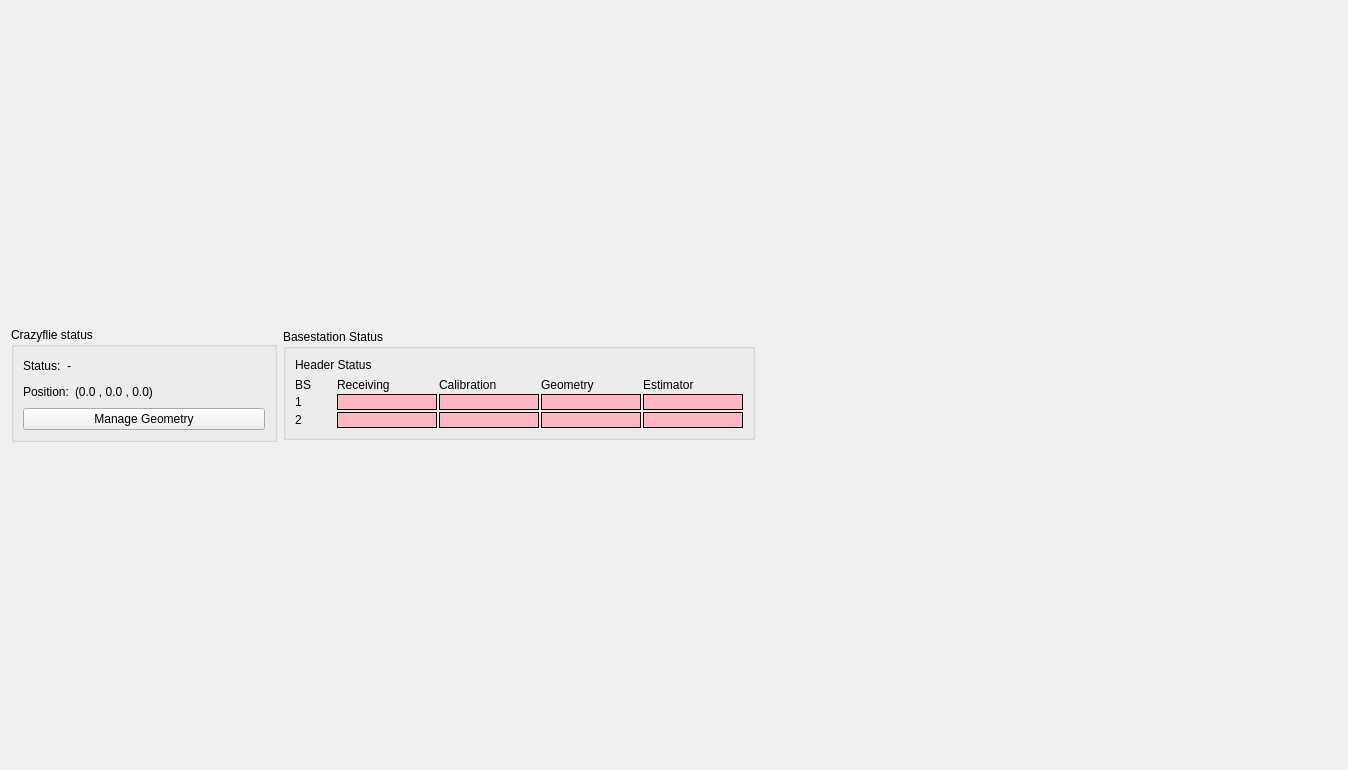
The window that src/cfclient/ui/tabs/lighthouse_tab.ui (bitcraze/crazyflie-clients-python) describes before a commit, drawn with Qt 5.
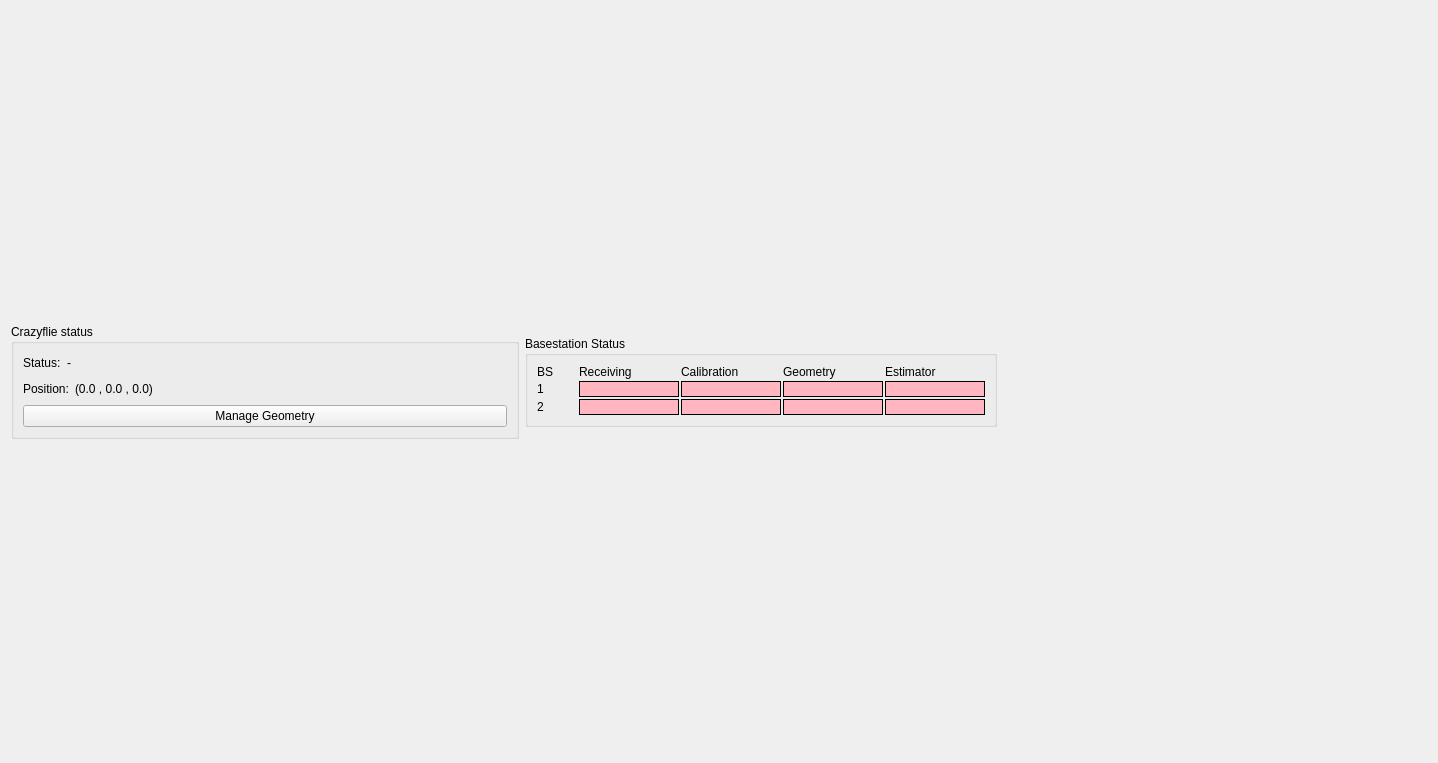
The same window after the commit.

Commit message: #468 clear out status bars on start and disconnect and cleanup

Patch:
```diff
--- a/src/cfclient/ui/tabs/lighthouse_tab.ui
+++ b/src/cfclient/ui/tabs/lighthouse_tab.ui
@@ -6,8 +6,8 @@
    <rect>
     <x>0</x>
     <y>0</y>
-    <width>1348</width>
-    <height>770</height>
+    <width>1438</width>
+    <height>763</height>
    </rect>
   </property>
   <property name="windowTitle">
@@ -62,6 +62,18 @@
                   </item>
                   <item>
                    <widget class="QLabel" name="_status_status">
+                    <property name="sizePolicy">
+                     <sizepolicy hsizetype="Minimum" vsizetype="Minimum">
+                      <horstretch>0</horstretch>
+                      <verstretch>0</verstretch>
+                     </sizepolicy>
+                    </property>
+                    <property name="minimumSize">
+                     <size>
+                      <width>400</width>
+                      <height>0</height>
+                     </size>
+                    </property>
                     <property name="text">
                      <string>-</string>
                     </property>
@@ -169,15 +181,7 @@
               <item>
                <layout class="QVBoxLayout" name="verticalLayout_3">
                 <item>
-                 <layout class="QHBoxLayout" name="horizontalLayout_4">
-                  <item>
-                   <widget class="QLabel" name="Headerstatus">
-                    <property name="text">
-                     <string>Header Status</string>
-                    </property>
-                   </widget>
-                  </item>
-                 </layout>
+                 <layout class="QHBoxLayout" name="horizontalLayout_4"/>
                 </item>
                 <item>
                  <layout class="QHBoxLayout" name="horizontalLayout_5">
```
Left out of the diff: 140 changed lines with no effect on the pictures. The commit also changes 2 other files.
